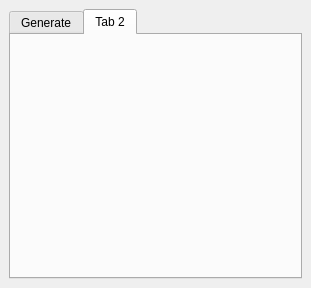
Qt form lrs/ui_lrsdockwidget.ui (blazek/lrs) before a commit.
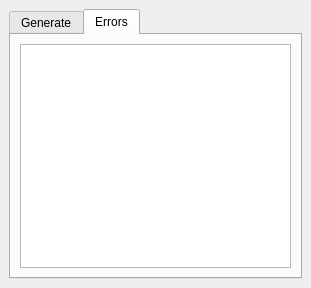
The same form after that commit. The open tabs and pages were chosen to show the change.

Commit message: initial register lines and errors

```diff
--- a/lrs/ui_lrsdockwidget.ui
+++ b/lrs/ui_lrsdockwidget.ui
@@ -144,8 +144,17 @@
       </widget>
       <widget class="QWidget" name="tab_2">
        <attribute name="title">
-        <string>Tab 2</string>
+        <string>Errors</string>
        </attribute>
+       <layout class="QVBoxLayout" name="verticalLayout_3">
+        <item>
+         <widget class="QTableView" name="errorView">
+          <property name="sortingEnabled">
+           <bool>true</bool>
+          </property>
+         </widget>
+        </item>
+       </layout>
       </widget>
      </widget>
     </item>
```
Left out of the diff: 7 changed lines with no effect on the pictures. The commit also changes 7 other files.
